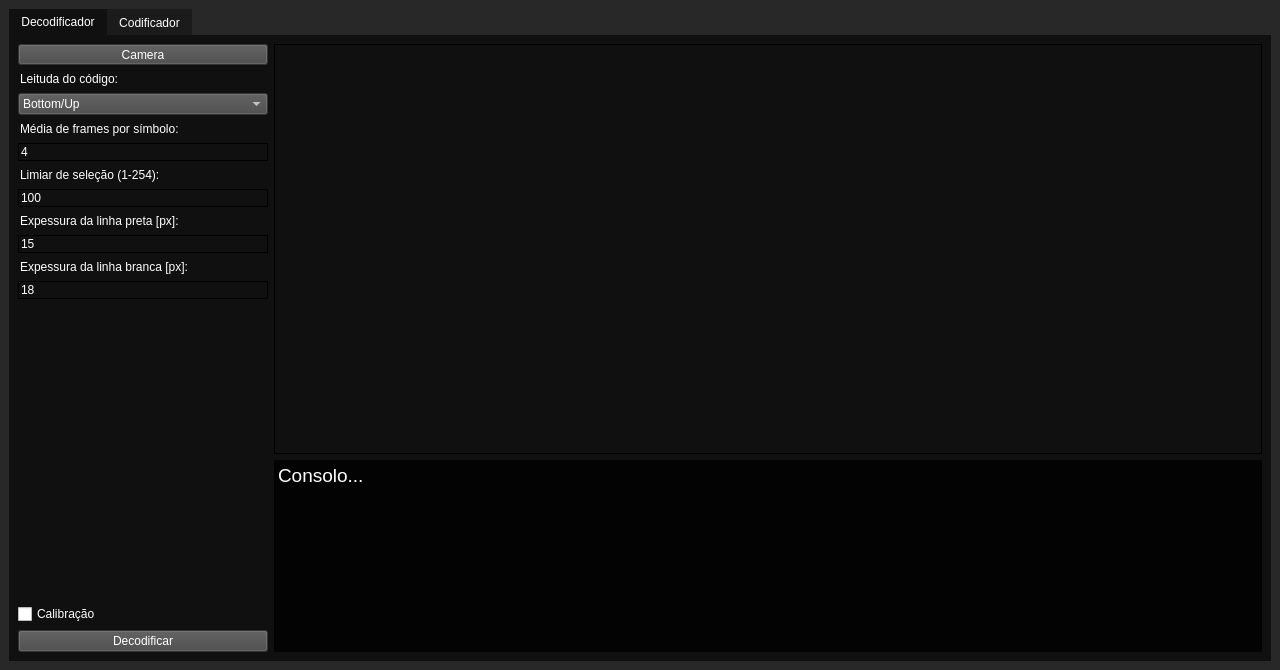
Qt form mainwindow.ui (BurtBR/Piscadela) before a commit.
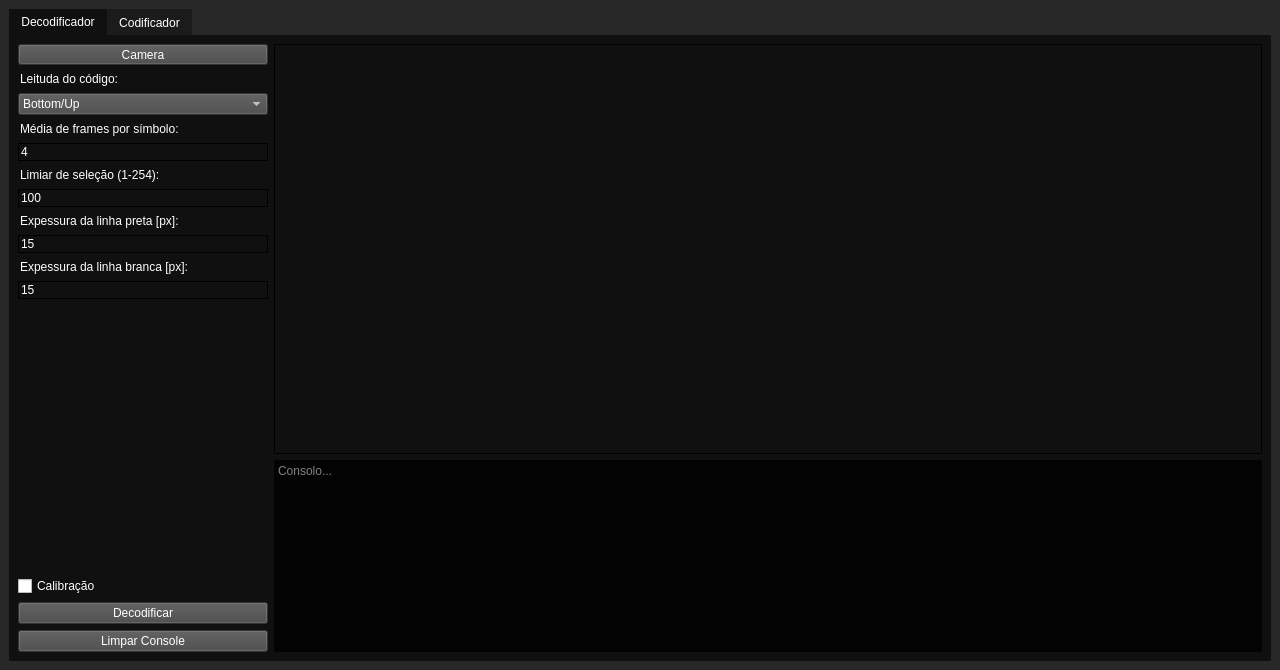
The same form after that commit. Icons and pictures are not drawn.

Commit message: Changed console font to monospace and added clear console button

What changed in the file:
```diff
--- a/mainwindow.ui
+++ b/mainwindow.ui
@@ -307,7 +307,7 @@
              <number>4000</number>
             </property>
             <property name="value">
-             <number>18</number>
+             <number>15</number>
             </property>
            </widget>
           </item>
@@ -347,6 +347,13 @@
             </property>
            </widget>
           </item>
+          <item>
+           <widget class="QPushButton" name="buttonClearConsole">
+            <property name="text">
+             <string>Limpar Console</string>
+            </property>
+           </widget>
+          </item>
          </layout>
         </item>
         <item>
@@ -394,8 +401,11 @@
 hr { height: 1px; border-width: 0; }
 li.unchecked::marker { content: &quot;\2610&quot;; }
 li.checked::marker { content: &quot;\2612&quot;; }
-&lt;/style&gt;&lt;/head&gt;&lt;body style=&quot; font-family:'Source Code Pro'; font-size:14pt; font-weight:400; font-style:normal;&quot;&gt;
-&lt;p style=&quot; margin-top:0px; margin-bottom:0px; margin-left:0px; margin-right:0px; -qt-block-indent:0; text-indent:0px;&quot;&gt;Consolo...&lt;br /&gt;&lt;/p&gt;&lt;/body&gt;&lt;/html&gt;</string>
+&lt;/style&gt;&lt;/head&gt;&lt;body style=&quot; font-family:'Consolas'; font-size:14pt; font-weight:400; font-style:normal;&quot;&gt;
+&lt;p style=&quot;-qt-paragraph-type:empty; margin-top:0px; margin-bottom:0px; margin-left:0px; margin-right:0px; -qt-block-indent:0; text-indent:0px;&quot;&gt;&lt;br /&gt;&lt;/p&gt;&lt;/body&gt;&lt;/html&gt;</string>
+            </property>
+            <property name="placeholderText">
+             <string>Consolo...</string>
             </property>
            </widget>
           </item>
```
Left out of the diff: 21 changed lines with no effect on the pictures. The commit also changes 2 other files.
